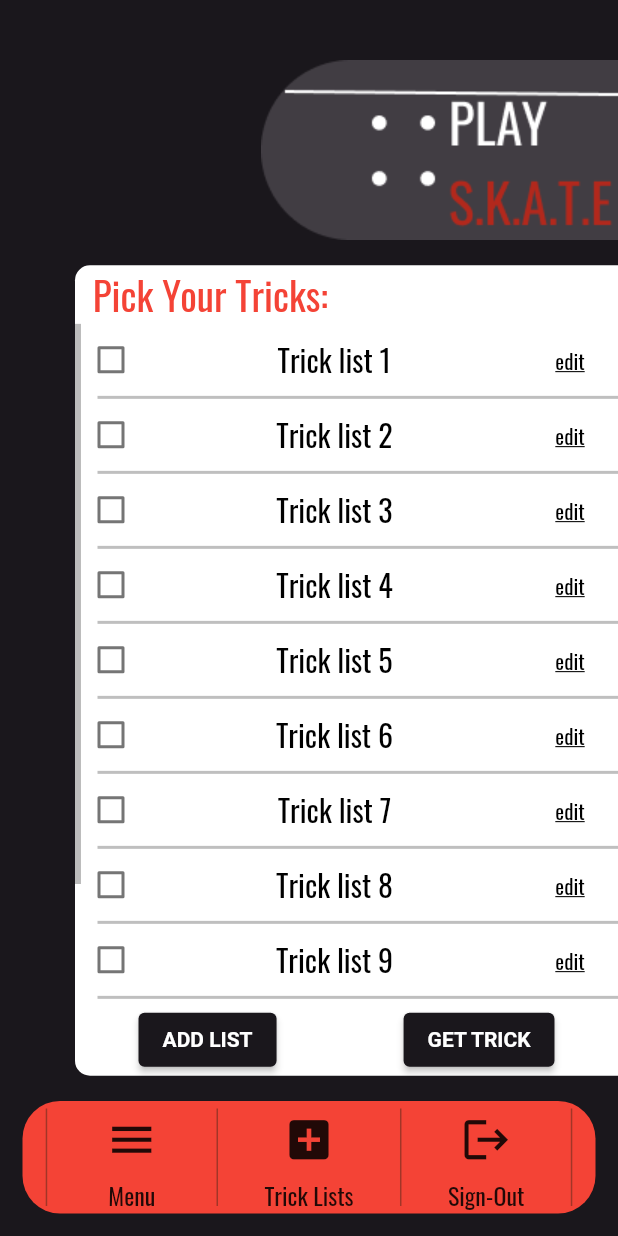
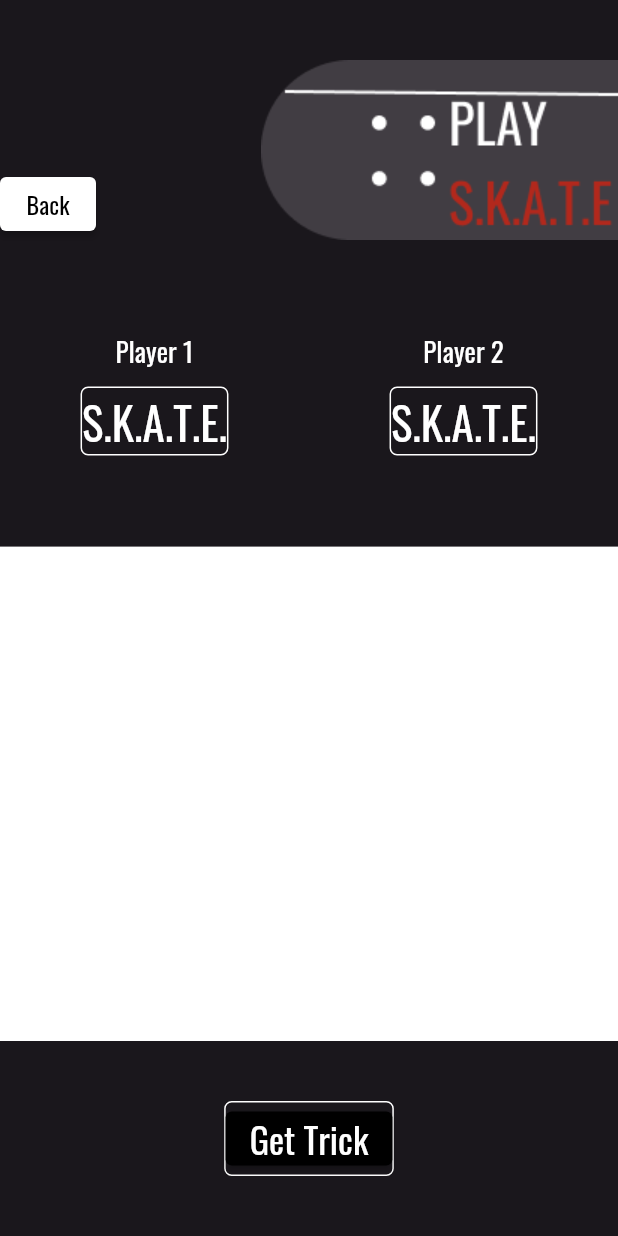
Before and after one commit to FherRodz/Play-Skate, a Flutter app: the HomePage screen opened directly, after a tap on "GET TRICK", on a phone screen of 412 x 824 dp. Run offline on Flutter 3.47's test engine with Material 2 defaults, Android fonts, the phone set to English and light mode, and no system bars.

Commit message:
skate page version 0.1

```diff
--- /dev/null
+++ b/lib/pages/skate_page.dart
@@ -0,0 +1,52 @@
+import 'package:flutter/material.dart';
+import '/widgets/skate_player.dart';
+import '/widgets/trick_roulette.dart';
+
+class SkatePage extends StatelessWidget {
+  const SkatePage({Key? key}) : super(key: key);
+
+  @override
+  Widget build(BuildContext context) {
+    return Scaffold(
+        backgroundColor: Color.fromRGBO(26, 23, 28, 1.0),
+        body: Container(
+          margin: EdgeInsets.fromLTRB(0, 40, 0, 0),  //In case you want some margin
+          child: Column(
+            mainAxisAlignment: MainAxisAlignment.spaceBetween,
+            crossAxisAlignment: CrossAxisAlignment.end,
+            children: [
+              Row(
+                mainAxisAlignment: MainAxisAlignment.spaceBetween,
+                crossAxisAlignment: CrossAxisAlignment.end,
+                children: [
+                  ElevatedButton(
+                    onPressed: (){
+                      Navigator.pop(context);
+                    },
+                    child: const Text('Back'),
+                    style: ElevatedButton.styleFrom(
+                      primary: Colors.white,
+                      onPrimary: Colors.black,
+                      textStyle: const TextStyle(
+                        fontFamily: 'Oswald',
+                        fontSize: 16
+                      ),
+                    ),
+                  ),
+                  Image.asset('img/Title.png'),
+                ],
+              ),
+              Row(
+                mainAxisAlignment: MainAxisAlignment.spaceAround,
+                children: [
+                  SkatePlayer('Player 1'),
+                  SkatePlayer('Player 2'),
+                ],
+              ),
+              TrickRoulette(),
+            ],
+          ),
+        )
+    );
+  }
+}
--- /dev/null
+++ b/lib/widgets/skate_counter.dart
@@ -0,0 +1,118 @@
+import 'package:flutter/material.dart';
+
+class SkateCounter extends StatefulWidget {
+  const SkateCounter({Key? key}) : super(key: key);
+
+  @override
+  State<SkateCounter> createState() => _SkateCounterState();
+}
+
+class _SkateCounterState extends State<SkateCounter> {
+  Color _sColor = Colors.white;
+  Color _kColor = Colors.white;
+  Color _aColor = Colors.white;
+  Color _tColor = Colors.white;
+  Color _eColor = Colors.white;
+
+  int counter = 0;
+
+  void _fillLetter() {
+    if (counter == 0){
+      setState(() {
+        _sColor = Colors.red;
+      });
+      counter ++;
+    }
+    else if (counter == 1){
+      setState(() {
+        _kColor = Colors.red;
+      });
+      counter ++;
+    }
+    else if (counter == 2){
+      setState(() {
+        _aColor = Colors.red;
+      });
+      counter ++;
+    }
+    else if (counter == 3){
+      setState(() {
+        _tColor = Colors.red;
+      });
+      counter ++;
+    }
+    else if (counter == 4){
+      setState(() {
+        _eColor = Colors.red;
+      });
+      counter ++;
+    }
+    else{
+      _whiteLetters();
+      counter = 0;
+    }
+  }
+
+  void _whiteLetters() {
+    setState(() {
+      _sColor = Colors.white;
+      _kColor = Colors.white;
+      _aColor = Colors.white;
+      _tColor = Colors.white;
+      _eColor = Colors.white;
+    });
+  }
+
+  @override
+  Widget build(BuildContext context) {
+    return GestureDetector(
+      onTap: _fillLetter,
+      child: Container(
+        decoration: BoxDecoration(
+          border: Border.all(
+            color: Colors.white
+          ),
+          borderRadius: BorderRadius.circular(5),
+        ),
+        child: Row(
+          children: [
+            Text('S.',
+              style: TextStyle(
+                fontFamily: 'Oswald',
+                fontSize: 30,
+                color: _sColor
+              ),
+            ),
+            Text('K.',
+              style: TextStyle(
+                  fontFamily: 'Oswald',
+                  fontSize: 30,
+                  color: _kColor
+              ),
+            ),
+            Text('A.',
+              style: TextStyle(
+                  fontFamily: 'Oswald',
+                  fontSize: 30,
+                  color: _aColor
+              ),
+            ),
+            Text('T.',
+              style: TextStyle(
+                  fontFamily: 'Oswald',
+                  fontSize: 30,
+                  color: _tColor
+              ),
+            ),
+            Text('E.',style: TextStyle(
+                fontFamily: 'Oswald',
+                fontSize: 30,
+                color: _eColor
+              ),
+            ),
+          ],
+        ),
+      ),
+    );
+  }
+}
--- /dev/null
+++ b/lib/widgets/skate_player.dart
@@ -0,0 +1,33 @@
+import 'package:flutter/material.dart';
+import '/widgets/skate_counter.dart';
+
+class SkatePlayer extends StatelessWidget {
+  // const SkatePlayer({Key? key, this._title}) : super(key: key);
+
+  final String title;
+
+  const SkatePlayer(this.title);
+
+  @override
+  Widget build(BuildContext context) {
+    return Container(
+      child: Column(
+        mainAxisAlignment: MainAxisAlignment.center,
+        crossAxisAlignment: CrossAxisAlignment.center,
+        children: [
+          Text(title,
+          style: const TextStyle(
+              fontFamily: 'Oswald',
+              fontSize: 18,
+            color: Colors.white
+            ),
+          ),
+          SizedBox(
+            height: 10,
+          ),
+          SkateCounter(),
+        ],
+      ),
+    );
+  }
+}
--- a/lib/widgets/trick_list_box.dart
+++ b/lib/widgets/trick_list_box.dart
@@ -1,4 +1,5 @@
 import 'package:flutter/material.dart';
+import 'package:play_skate/pages/skate_page.dart';
 import 'package:play_skate/widgets/hero_add_list_route.dart';
 import '/widgets/skate_button.dart';
 import '/widgets/list_item.dart';
@@ -35,6 +36,7 @@ class _TrickListBoxState extends State<TrickListBox> {
 
     void _getTrick(){
       print('get trick function');
+      Navigator.push(context, MaterialPageRoute(builder: (context) => SkatePage()));
     }
 
     return SizedBox(
--- /dev/null
+++ b/lib/widgets/trick_roulette.dart
@@ -0,0 +1,127 @@
+import 'package:flutter/material.dart';
+import 'dart:math';
+
+class TrickRoulette extends StatefulWidget {
+  TrickRoulette({Key? key}) : super(key: key);
+
+
+  @override
+  State<TrickRoulette> createState() => _TrickRouletteState();
+}
+
+class _TrickRouletteState extends State<TrickRoulette> {
+
+  List<String> tricklist = ['Ollie', 'Kickflip', 'Manual', 'Nose Manual', 'Shuv-it'];
+
+  String _prevTrick = '';
+  String _trick = '';
+  String _nextTrick = '';
+
+  void _randomTrick(){
+    final random = Random();
+    var index = random.nextInt(tricklist.length);
+    if(index == tricklist.length-1){
+      setState(() {
+        _trick = tricklist[index];
+        _prevTrick = tricklist[index-1];
+        _nextTrick = tricklist[0];
+      });
+    }
+    else if(index == 0){
+      setState(() {
+        _trick = tricklist[index];
+        _prevTrick = tricklist[tricklist.length-1];
+        _nextTrick = tricklist[index+1];
+      });
+    }
+    else{
+      setState(() {
+        _trick = tricklist[index];
+        _prevTrick = tricklist[index-1];
+        _nextTrick = tricklist[index+1];
+      });
+    }
+  }
+
+  @override
+  Widget build(BuildContext context) {
+    double width = MediaQuery.of(context).size.width;
+    double height = MediaQuery.of(context).size.height;
+
+
+    return Container(
+      child: Column(
+        mainAxisAlignment: MainAxisAlignment.spaceAround,
+        children: [
+          Container(
+            width: width,
+            height: height*.4,
+            decoration: const BoxDecoration(
+              color: Colors.white,
+            ),
+            child: Column(
+              mainAxisAlignment: MainAxisAlignment.spaceAround,
+              children: [
+                Text(_prevTrick,
+                  style: const TextStyle(
+                    fontFamily: 'Oswald',
+                    fontSize: 28,
+                    color: Color.fromRGBO(0, 0, 0, .7)
+                  ),
+                ),
+                Text(_trick,
+                  style: const TextStyle(
+                      fontFamily: 'Oswald',
+                      fontSize: 40,
+                      color: Colors.red,
+                      decoration: TextDecoration.underline
+                  ),
+                ),
+                Text(_nextTrick,
+                  style: const TextStyle(
+                      fontFamily: 'Oswald',
+                      fontSize: 28,
+                      color: Color.fromRGBO(0, 0, 0, .7)
+                  ),
+                ),
+              ],
+            ),
+          ),
+          const SizedBox(
+            height: 40,
+          ),
+          Column(
+            mainAxisAlignment: MainAxisAlignment.center,
+            children: [
+              Container(
+                decoration: BoxDecoration(
+                  border: Border.all(
+                    color: Colors.white,
+                  ),
+                  borderRadius: BorderRadius.circular(5),
+                ),
+                child: ElevatedButton(
+                  onPressed: (){
+                    _randomTrick();
+                  },
+                  child: const Text('Get Trick'),
+                  style: ElevatedButton.styleFrom(
+                      primary: Colors.black,
+                      onPrimary: Colors.white,
+                      textStyle: const TextStyle(
+                          fontFamily: 'Oswald',
+                          fontSize: 24
+                      )
+                  ),
+                ),
+              ),
+            ],
+          ),
+          const SizedBox(
+            height: 40,
+          )
+        ],
+      ),
+    );
+  }
+}
```
